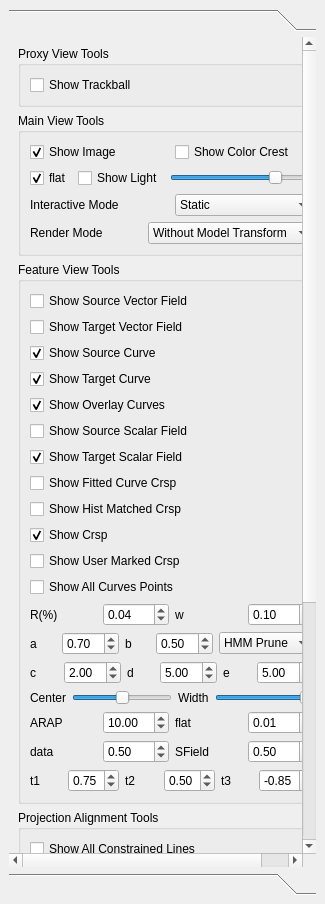
marlinilram/AppMod, file src/ui/ParameterDock.ui: the form before one commit.
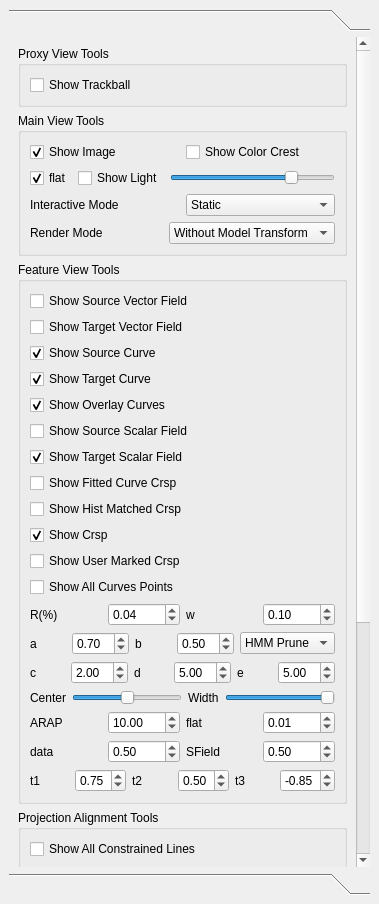
The form after the commit. The open tabs and pages were chosen to show the change.

Patch:
```diff
--- a/src/ui/ParameterDock.ui
+++ b/src/ui/ParameterDock.ui
@@ -6,7 +6,7 @@
    <rect>
     <x>0</x>
     <y>0</y>
-    <width>325</width>
+    <width>379</width>
     <height>904</height>
    </rect>
   </property>
@@ -25,7 +25,7 @@
         <rect>
          <x>0</x>
          <y>0</y>
-         <width>336</width>
+         <width>344</width>
          <height>1083</height>
         </rect>
        </property>
```
Left out of the diff: 8 changed lines with no effect on the pictures.
